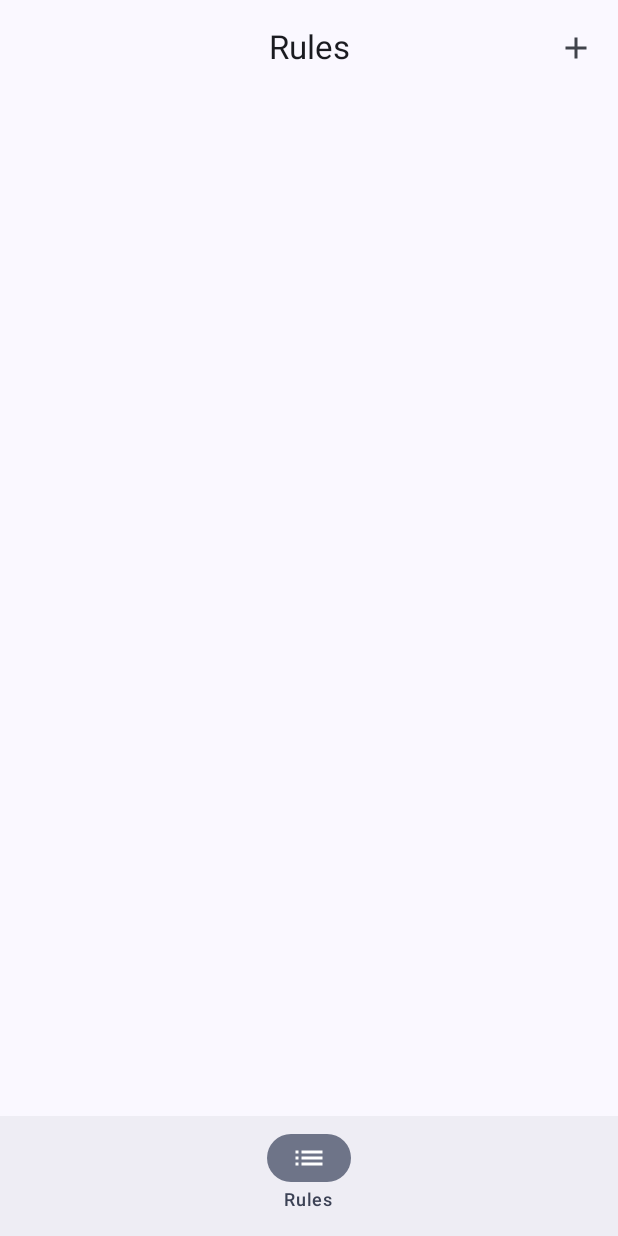
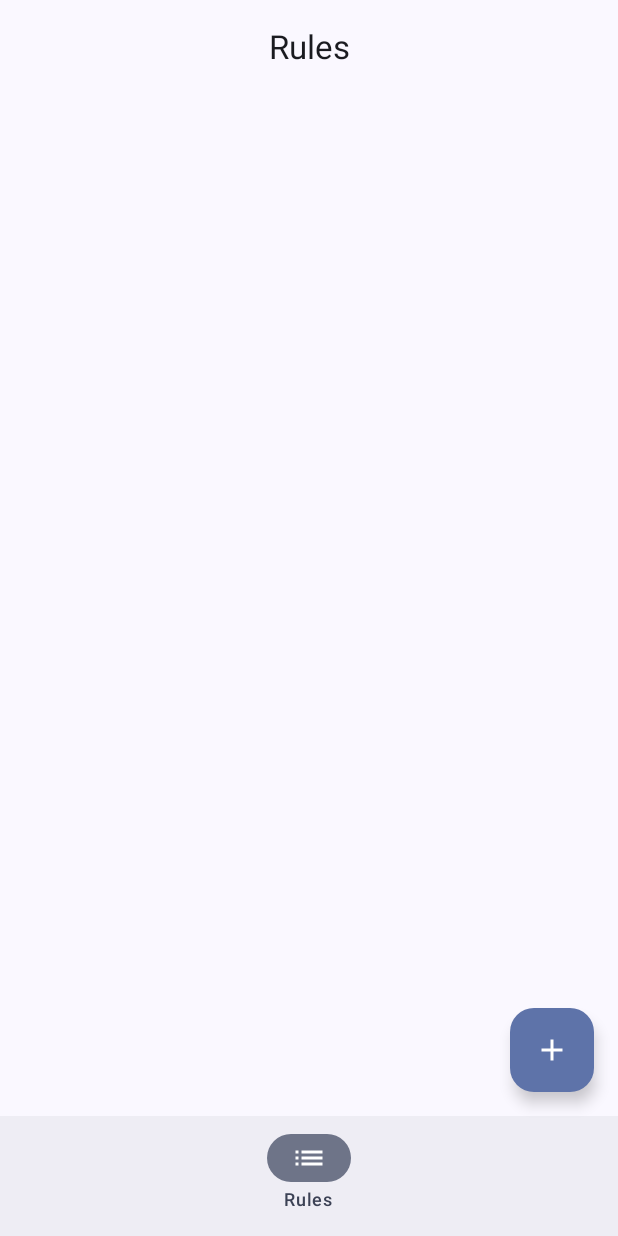
Before and after one commit to NejakejTomas/I-don-t-want-to-see, an Android app built with Jetpack Compose: the screen it shows after launch (MainActivity), on a phone screen of 412 x 824 dp. Run offline under Robolectric (Android 15) with nearby library versions, the phone set to English and light mode, and no system bars; our stand-ins replace Room's generated code, constraintlayout-compose.

Commit message:
Rework decors setting

```diff
--- a/app/src/main/java/cz/kiec/idontwanttosee/ui/Application.kt
+++ b/app/src/main/java/cz/kiec/idontwanttosee/ui/Application.kt
@@ -1,6 +1,8 @@
 package cz.kiec.idontwanttosee.ui
 
 import androidx.compose.foundation.layout.padding
+import androidx.compose.material3.FloatingActionButton
+import androidx.compose.material3.IconButton
 import androidx.compose.material3.Scaffold
 import androidx.compose.runtime.Composable
 import androidx.compose.runtime.getValue
@@ -35,17 +37,33 @@ fun Application(
 
     Scaffold(
         modifier = modifier,
-
         topBar = {
             TopAppBar(
                 title = screenDecors.title.orEmpty(),
                 canGoBack = navController.previousBackStackEntry != null,
                 goBack = { navController.navigateUp() },
-                actions = screenDecors.topBarActions
+                actions = {
+                    screenDecors.topBarActions.forEach {
+                        IconButton(
+                            onClick = it.onClick
+                        ) {
+                            it.icon()
+                        }
+                    }
+                }
             )
         },
         bottomBar = {
-            BottomNavigationBar(navController, entries = screenDecors.bottomNavigationItems)
+            BottomNavigationBar(navController, entries = screenDecors.bottomNavigationEntries)
+        },
+        floatingActionButton = {
+            screenDecors.floatingButton?.let {
+                FloatingActionButton(
+                    onClick = it.onClick,
+                ) {
+                    it.icon()
+                }
+            }
         }
 
     ) { contentPadding ->
@@ -59,7 +77,7 @@ fun Application(
             composable<Rules> {
                 screenDecors = ScreenDecors()
                 RulesScreen(
-                    setScreenDecors = { screenDecors = it(ScreenDecors()) },
+                    setScreenDecors = { screenDecors = it },
                     navController = navController,
                 )
             }
@@ -67,7 +85,7 @@ fun Application(
             composable<AddRule> {
                 screenDecors = ScreenDecors()
                 AddRuleScreen(
-                    setScreenDecors = { screenDecors = it(ScreenDecors()) },
+                    setScreenDecors = { screenDecors = it },
                     navController = navController,
                 )
             }
@@ -78,7 +96,7 @@ fun Application(
 
                 ModifyRuleScreen(
                     id = route.id,
-                    setScreenDecors = { screenDecors = it(ScreenDecors()) },
+                    setScreenDecors = { screenDecors = it },
                     navController = navController,
                 )
             }
--- a/app/src/main/java/cz/kiec/idontwanttosee/ui/screen/AddRuleScreen.kt
+++ b/app/src/main/java/cz/kiec/idontwanttosee/ui/screen/AddRuleScreen.kt
@@ -56,14 +56,12 @@ private fun AnnotatedCheckbox(
 @OptIn(ExperimentalPermissionsApi::class)
 @Composable
 fun AddRuleScreen(
-    setScreenDecors: @Composable (@Composable ScreenDecors.() -> ScreenDecors) -> Unit,
+    setScreenDecors: @Composable (ScreenDecors) -> Unit,
     navController: NavController,
     modifier: Modifier = Modifier,
     addRuleViewModel: AddRuleViewModel = koinViewModel(),
 ) {
-    setScreenDecors {
-        copy(title = stringResource(R.string.top_bar_title_add_rule))
-    }
+    setScreenDecors(ScreenDecors(title = stringResource(R.string.top_bar_title_add_rule)))
 
     val notificationPermission = rememberPermissionState(
         permission = Manifest.permission.POST_NOTIFICATIONS
--- a/app/src/main/java/cz/kiec/idontwanttosee/ui/screen/RulesScreen.kt
+++ b/app/src/main/java/cz/kiec/idontwanttosee/ui/screen/RulesScreen.kt
@@ -23,7 +23,6 @@ import androidx.compose.material3.Card
 import androidx.compose.material3.CheckboxDefaults
 import androidx.compose.material3.ElevatedCard
 import androidx.compose.material3.Icon
-import androidx.compose.material3.IconButton
 import androidx.compose.material3.MaterialTheme
 import androidx.compose.material3.Surface
 import androidx.compose.material3.Text
@@ -44,7 +43,6 @@ import androidx.lifecycle.compose.collectAsStateWithLifecycle
 import androidx.navigation.NavController
 import cz.kiec.idontwanttosee.R
 import cz.kiec.idontwanttosee.ui.Dimens
-import cz.kiec.idontwanttosee.ui.elements.BottomNavigationBarEntry
 import cz.kiec.idontwanttosee.ui.navigation.AddRule
 import cz.kiec.idontwanttosee.ui.navigation.ModifyRule
 import cz.kiec.idontwanttosee.ui.navigation.Rules
@@ -406,22 +404,6 @@ private fun ExpandableRule(
 }
 
 @Composable
-private fun NewRuleButton(
-    onNewRule: () -> Unit,
-    modifier: Modifier = Modifier,
-) {
-    IconButton(
-        modifier = modifier,
-        onClick = onNewRule
-    ) {
-        Icon(
-            painter = painterResource(R.drawable.ic_add),
-            contentDescription = stringResource(R.string.floating_button_add_rule_description)
-        )
-    }
-}
-
-@Composable
 private fun RuleDialog(
     onDismiss: () -> Unit,
     onDelete: () -> Unit,
@@ -471,28 +453,34 @@ private fun RuleDialog(
 
 @Composable
 fun RulesScreen(
-    setScreenDecors: @Composable (@Composable ScreenDecors.() -> ScreenDecors) -> Unit,
+    setScreenDecors: @Composable (ScreenDecors) -> Unit,
     navController: NavController,
     modifier: Modifier = Modifier,
     rulesViewModel: RulesViewModel = koinViewModel(),
 ) {
     val uiState by rulesViewModel.uiState.collectAsStateWithLifecycle(RulesUiState())
 
-    setScreenDecors {
-        copy(
+    setScreenDecors(
+        ScreenDecors(
             title = stringResource(R.string.top_bar_title_rules),
-            bottomNavigationItems = bottomNavigationItems + listOf(
+            bottomNavigationEntries = listOf(
                 BottomNavigationBarEntry(
                     stringResource(R.string.navigation_bar_item_rules),
                     { Icon(Icons.AutoMirrored.Filled.List, null) },
                     Rules
                 )
             ),
-            topBarActions = {
-                NewRuleButton(onNewRule = { navController.navigate(AddRule) })
-            },
+            floatingButton = ClickableIcon(
+                icon = {
+                    Icon(
+                        painter = painterResource(R.drawable.ic_add),
+                        contentDescription = stringResource(R.string.floating_button_add_rule_description)
+                    )
+                },
+                onClick = { navController.navigate(AddRule) }
+            )
         )
-    }
+    )
 
     LazyColumn(modifier) {
         items(uiState.rules, key = { it.id }) { rule ->
--- a/app/src/main/java/cz/kiec/idontwanttosee/ui/screen/ScreenDecors.kt
+++ b/app/src/main/java/cz/kiec/idontwanttosee/ui/screen/ScreenDecors.kt
@@ -1,11 +1,21 @@
 package cz.kiec.idontwanttosee.ui.screen
 
-import androidx.compose.foundation.layout.RowScope
 import androidx.compose.runtime.Composable
-import cz.kiec.idontwanttosee.ui.elements.BottomNavigationBarEntry
+
+data class BottomNavigationBarEntry(
+    val label: String,
+    val icon: @Composable () -> Unit,
+    val screen: Any,
+)
+
+data class ClickableIcon(
+    val icon: @Composable () -> Unit,
+    val onClick: () -> Unit,
+)
 
 data class ScreenDecors(
     val title: String? = null,
-    val topBarActions: (@Composable RowScope.() -> Unit)? = null,
-    val bottomNavigationItems: List<BottomNavigationBarEntry> = listOf(),
+    val topBarActions: List<ClickableIcon> = listOf(),
+    val bottomNavigationEntries: List<BottomNavigationBarEntry> = listOf(),
+    val floatingButton: ClickableIcon? = null,
 )
```
Also changed, not shown: app/src/main/java/cz/kiec/idontwanttosee/ui/elements/BottomNavigationBar.kt (+1 -6 lines), app/src/main/java/cz/kiec/idontwanttosee/ui/screen/ModifyRuleScreen.kt (+4 -4 lines).
